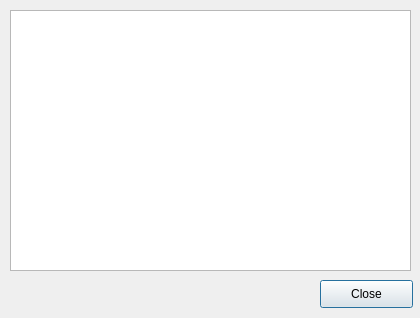
Before: the Qt Designer form dialoghelp.ui in and-veys/TextEditor, drawn with Qt 5.
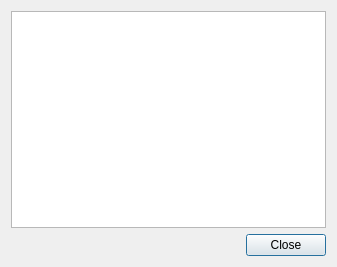
After: the same form once the commit is applied.

What changed in the file:
```diff
--- a/dialoghelp.ui
+++ b/dialoghelp.ui
@@ -6,8 +6,8 @@
    <rect>
     <x>0</x>
     <y>0</y>
-    <width>420</width>
-    <height>318</height>
+    <width>337</width>
+    <height>267</height>
    </rect>
   </property>
   <property name="windowTitle">
@@ -16,29 +16,35 @@
   <property name="windowOpacity">
    <double>1.000000000000000</double>
   </property>
-  <widget class="QPushButton" name="Close">
-   <property name="geometry">
-    <rect>
-     <x>320</x>
-     <y>280</y>
-     <width>93</width>
-     <height>28</height>
-    </rect>
-   </property>
-   <property name="text">
-    <string>Close</string>
-   </property>
-  </widget>
-  <widget class="QTextEdit" name="textEdit">
-   <property name="geometry">
-    <rect>
-     <x>10</x>
-     <y>10</y>
-     <width>401</width>
-     <height>261</height>
-    </rect>
-   </property>
-  </widget>
+  <layout class="QVBoxLayout" name="verticalLayout">
+   <item>
+    <widget class="QTextEdit" name="textEdit"/>
+   </item>
+   <item>
+    <layout class="QHBoxLayout" name="horizontalLayout">
+     <item>
+      <spacer name="horizontalSpacer">
+       <property name="orientation">
+        <enum>Qt::Horizontal</enum>
+       </property>
+       <property name="sizeHint" stdset="0">
+        <size>
+         <width>40</width>
+         <height>20</height>
+        </size>
+       </property>
+      </spacer>
+     </item>
+     <item>
+      <widget class="QPushButton" name="Close">
+       <property name="text">
+        <string>Close</string>
+       </property>
+      </widget>
+     </item>
+    </layout>
+   </item>
+  </layout>
  </widget>
  <resources/>
  <connections/>
```
